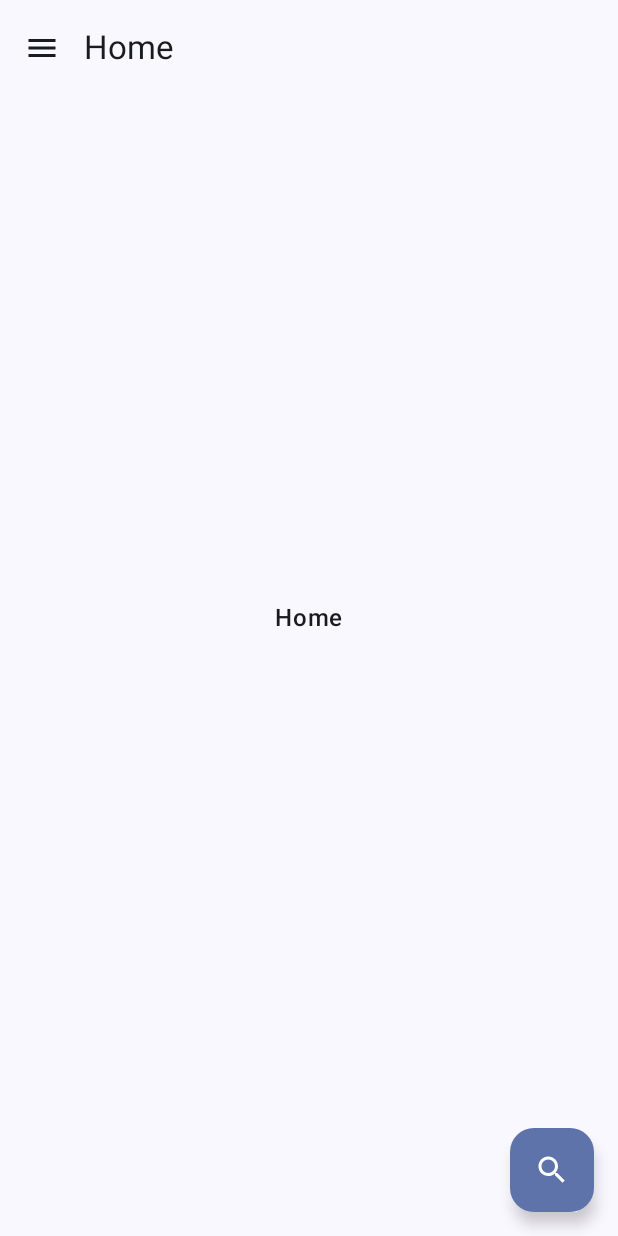
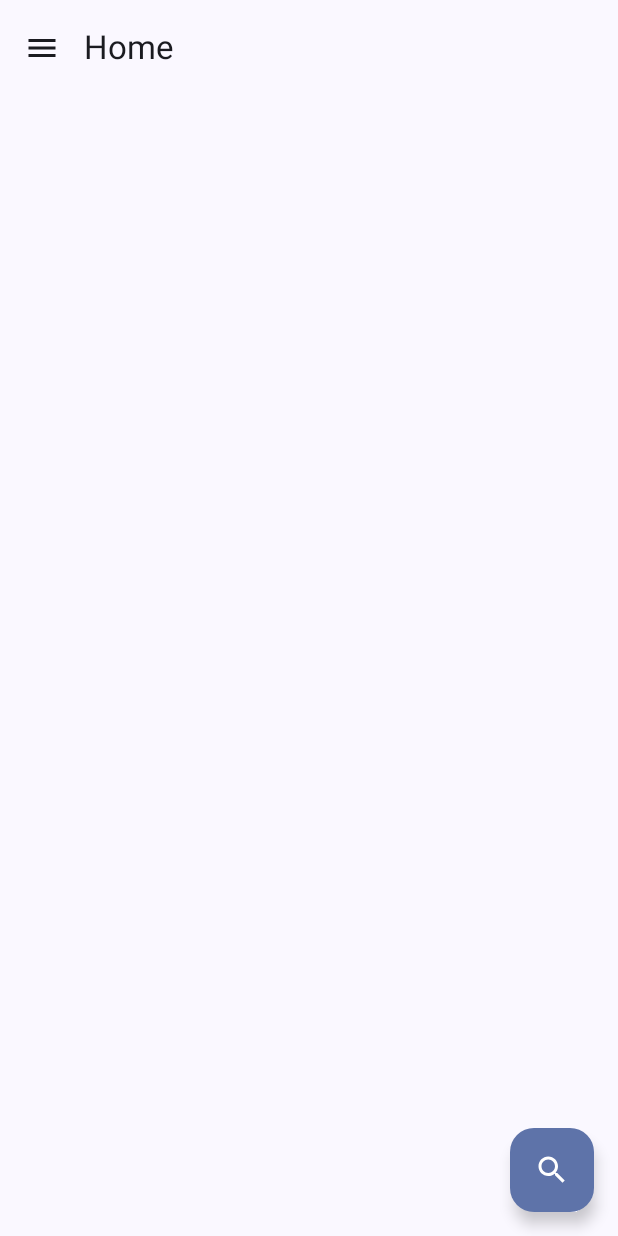
Before and after one commit to FF108/boothrum, an Android app built with Jetpack Compose: the screen it shows after launch (MainActivity), on a phone screen of 412 x 824 dp. Run offline under Robolectric (Android 15) with nearby library versions, the light colour scheme and no system bars.

Commit message:
FEAT-WIP : Navigation implementation Need to found how switch from one route to another on navigation item click, actual solution doesn't seems to work

```diff
--- a/app/src/main/java/com/isenap5/boothrum/MainScreen.kt
+++ b/app/src/main/java/com/isenap5/boothrum/MainScreen.kt
@@ -51,6 +51,7 @@ import androidx.navigation.compose.NavHost
 import androidx.navigation.compose.composable
 import kotlin.math.roundToInt
 import androidx.navigation.compose.rememberNavController
+import com.isenap5.boothrum.domain.Routes
 
 @Composable
 fun MainScreen() {
@@ -60,15 +61,13 @@ fun MainScreen() {
     var searchBarState by rememberSaveable() { mutableStateOf(SearchBarState.Closed) }
 
     val navController = rememberNavController()
-    NavHost(navController = navController, startDestination = "home", builder = {
-        composable("home") { HomeScreen() }
-        composable("boards") { BoardsScreen()}
-        composable("favourite") { FavouriteScreen() }
-        composable("settings") { SettingsScreen()}
-        composable("about") { AboutScreen() }
+    NavHost(navController = navController, startDestination = Routes.HOME, builder = {
+        composable(Routes.HOME) { HomeScreen() }
+        composable(Routes.BOARDS) { BoardsScreen()}
+        composable(Routes.FAVOURITE) { FavouriteScreen() }
+        composable(Routes.SETTINGS) { SettingsScreen()}
+        composable(Routes.ABOUT) { AboutScreen() }
     })
-
-
 
     val configuration = LocalConfiguration.current
     val density = LocalDensity.current.density
@@ -102,6 +101,7 @@ fun MainScreen() {
             selectedNavigationItem = selectedNavigationItem,
             onNavigationItemClick = {
                 selectedNavigationItem = it
+                navController.navigate(it.route)
             },
             onCloseClick = { drawerState = CustomDrawerState.Closed }
         )
@@ -153,16 +153,16 @@ fun MainContent(
             )
         }
     ) {
-        Box(
-            modifier = Modifier.fillMaxSize(),
-            contentAlignment = Alignment.Center
-        ) {
-            Text(
-                text = selectedNavigationItem.title,
-                fontSize = MaterialTheme.typography.titleMedium.fontSize,
-                fontWeight = FontWeight.Medium
-            )
-        }
+//        Box(
+//            modifier = Modifier.fillMaxSize(),
+//            contentAlignment = Alignment.Center
+//        ) {
+//            Text(
+//                text = selectedNavigationItem.title,
+//                fontSize = MaterialTheme.typography.titleMedium.fontSize,
+//                fontWeight = FontWeight.Medium
+//            )
+//        }
         Column(modifier = Modifier
                 .padding(16.dp)
                 .fillMaxSize(),
--- /dev/null
+++ b/app/src/main/java/com/isenap5/boothrum/domain/Routes.kt
@@ -0,0 +1,9 @@
+package com.isenap5.boothrum.domain
+
+object Routes {
+    const val HOME = "home"
+    const val BOARDS = "boards"
+    const val FAVOURITE = "favourite"
+    const val SETTINGS = "settings"
+    const val ABOUT = "about"
+}
--- a/app/src/main/java/com/isenap5/boothrum/domain/model/NavigationItem.kt
+++ b/app/src/main/java/com/isenap5/boothrum/domain/model/NavigationItem.kt
@@ -7,30 +7,37 @@ import androidx.compose.material.icons.outlined.Menu
 import androidx.compose.material.icons.outlined.Settings
 import androidx.compose.ui.graphics.vector.ImageVector
 import com.isenap5.boothrum.R
+import com.isenap5.boothrum.domain.Routes
 
 
 enum class NavigationItem (
     val title: String,
-    val icon: ImageVector
+    val icon: ImageVector,
+    val route: String
 ) {
     Home (
         icon = Icons.Outlined.Home,
-        title = "Home"
+        title = "Home",
+        route = Routes.HOME
     ),
     Favorite(
         icon = Icons.Default.FavoriteBorder,
-        title = "Favourite"
+        title = "Favourite",
+        route = Routes.FAVOURITE
     ),
     Boards (
         icon = Icons.Outlined.Menu,
-        title = "Boards"
+        title = "Boards",
+        route = Routes.BOARDS
     ),
     Settings (
         icon = Icons.Outlined.Settings,
-        title = "Settings"
+        title = "Settings",
+        route = Routes.SETTINGS
     ),
     About (
         icon = Icons.Outlined.Info,
-        title = "About"
+        title = "About",
+        route = Routes.ABOUT
     )
 }
--- a/app/src/main/java/com/isenap5/boothrum/presentation/component/CustomDrawer.kt
+++ b/app/src/main/java/com/isenap5/boothrum/presentation/component/CustomDrawer.kt
@@ -67,16 +67,8 @@ fun CustomDrawer(
         NavigationItem.entries.toTypedArray().takeLast(1).forEach { navigationItem ->
             NavigationItemView(
                 navigationItem = navigationItem,
-                selected = false,
-                onClick = {
-                    when (navigationItem) {
-                        NavigationItem.Settings -> {
-                            onNavigationItemClick(NavigationItem.Settings)
-                        }
-
-                        else -> {}
-                    }
-                }
+                selected = navigationItem == selectedNavigationItem,
+                onClick = { onNavigationItemClick(navigationItem) }
             )
         }
         Spacer(modifier = Modifier.height(24.dp))
```
